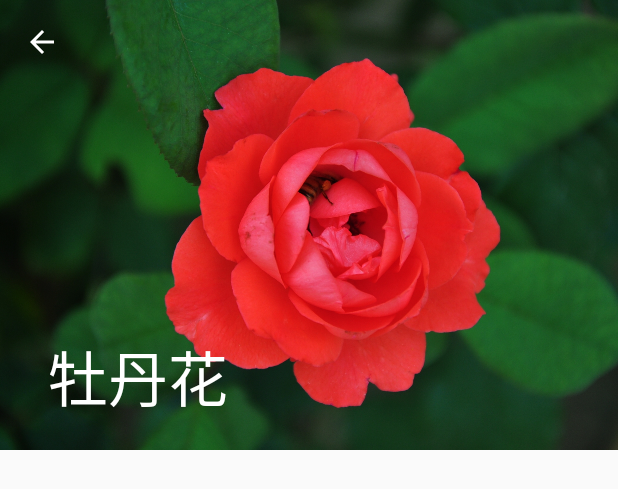
After one commit to whoami-I/CoordinatorLayoutExample, an Android app: the layout activity_collapsingtoolbarlayoutexample2.xml on its own in the app's theme, with its tools: preview values and no code run, on a phone screen of 412 x 824 dp. The commit adds this screen. Shown: the top 489 px of the screen. Run offline under Robolectric (Android 15) with nearby library versions, the phone set to English and light mode, and no system bars.

Commit message:
add collapsingtoolbarlayout example

```diff
--- a/app/src/main/AndroidManifest.xml
+++ b/app/src/main/AndroidManifest.xml
@@ -19,6 +19,10 @@
         <activity android:name=".behavior.MainActivity"/>
         <activity android:name=".appbarlayoutexample.MainActivity" android:theme="@style/ActivityTheme"/>
         <activity android:name=".collapsingtoolbarlayoutexample.MainActivity" android:theme="@style/ActivityTheme"/>
+        <activity android:name=".collapsingtoolbarlayoutzoom.MainActivity" android:theme="@style/ActivityTheme"/>
+        <activity android:name=".collapsingtoolbarlayoutexample1.MainActivity" android:theme="@style/ActivityTheme"/>
+        <activity android:name=".collapsingtoolbarlayoutexample2.MainActivity" android:theme="@style/ActivityTheme"/>
+
 
     </application>
 
--- a/app/src/main/java/com/mike/coordinatorlayoutexample/main/MainActivity.java
+++ b/app/src/main/java/com/mike/coordinatorlayoutexample/main/MainActivity.java
@@ -39,5 +39,11 @@ public class MainActivity extends BaseActivity {
                 com.mike.coordinatorlayoutexample.appbarlayoutexample.MainActivity.class, ColorGenerator.getInstance().getColor()));
         mDataList.add(new ItemDataBean("CollapsingToolBarLayoutExample",
                 com.mike.coordinatorlayoutexample.collapsingtoolbarlayoutexample.MainActivity.class, ColorGenerator.getInstance().getColor()));
+        mDataList.add(new ItemDataBean("CollapsingToolBarLayoutZoom",
+                com.mike.coordinatorlayoutexample.collapsingtoolbarlayoutzoom.MainActivity.class, ColorGenerator.getInstance().getColor()));
+        mDataList.add(new ItemDataBean("CollapsingToolBarLayoutExample1",
+                com.mike.coordinatorlayoutexample.collapsingtoolbarlayoutexample1.MainActivity.class, ColorGenerator.getInstance().getColor()));
+        mDataList.add(new ItemDataBean("CollapsingToolBarLayoutExample2",
+                com.mike.coordinatorlayoutexample.collapsingtoolbarlayoutexample2.MainActivity.class, ColorGenerator.getInstance().getColor()));
     }
 }
--- /dev/null
+++ b/app/src/main/res/layout/activity_collapsingtoolbarlayoutexample2.xml
@@ -0,0 +1,54 @@
+<?xml version="1.0" encoding="utf-8"?>
+<androidx.coordinatorlayout.widget.CoordinatorLayout xmlns:android="http://schemas.android.com/apk/res/android"
+    xmlns:app="http://schemas.android.com/apk/res-auto"
+    android:id="@+id/coordinator"
+    android:layout_width="match_parent"
+    android:layout_height="match_parent">
+
+    <androidx.recyclerview.widget.RecyclerView
+        android:id="@+id/recyclerview"
+        android:layout_width="match_parent"
+        android:layout_height="match_parent"
+        app:layout_behavior="@string/appbar_scrolling_view_behavior" />
+
+
+    <com.google.android.material.appbar.AppBarLayout
+        android:id="@+id/appbar_layout"
+        android:layout_width="match_parent"
+        android:layout_height="wrap_content">
+
+        <com.google.android.material.appbar.CollapsingToolbarLayout
+            android:id="@+id/collapsingToolbarLayout"
+            android:layout_width="match_parent"
+            android:layout_height="wrap_content"
+            app:contentScrim="@color/colorPrimary"
+            app:title="牡丹花"
+            app:scrimAnimationDuration="50"
+            app:collapsedTitleTextAppearance="@style/ToolbarTitleStyle"
+            app:expandedTitleTextAppearance="@style/BigToolbarTitleStyle"
+            app:layout_scrollFlags="scroll|exitUntilCollapsed">
+
+            <ImageView
+                android:layout_width="match_parent"
+                android:layout_height="300dp"
+                android:scaleType="centerCrop"
+                android:src="@drawable/pic3"
+                app:layout_collapseMode="parallax"
+                app:layout_collapseParallaxMultiplier="0" />
+
+            <androidx.appcompat.widget.Toolbar
+                android:id="@+id/toolbar"
+                android:layout_width="match_parent"
+                android:layout_height="?attr/actionBarSize"
+                android:background="#00000000"
+                app:contentInsetStart="0dp"
+                app:contentInsetStartWithNavigation="0dp"
+                app:layout_collapseMode="pin"
+                app:navigationIcon="@drawable/ic_arrow_back"
+                app:titleTextAppearance="@style/ToolbarTitleStyle"></androidx.appcompat.widget.Toolbar>
+
+        </com.google.android.material.appbar.CollapsingToolbarLayout>
+
+
+    </com.google.android.material.appbar.AppBarLayout>
+</androidx.coordinatorlayout.widget.CoordinatorLayout>
```
Also changed, not shown: app/src/main/java/com/mike/coordinatorlayoutexample/collapsingtoolbarlayoutexample1/MainActivity.java (added, +99 -0 lines), app/src/main/java/com/mike/coordinatorlayoutexample/collapsingtoolbarlayoutexample2/MainActivity.java (added, +99 -0 lines), app/src/main/java/com/mike/coordinatorlayoutexample/collapsingtoolbarlayoutzoom/MainActivity.java (added, +99 -0 lines), app/src/main/res/layout/activity_collapsingtoolbarlayoutexample1.xml (added, +54 -0 lines), app/src/main/res/layout/activity_collapsingtoolbarlayoutzoom.xml (added, +54 -0 lines), app/src/main/res/drawable/pic2.jpg (added), app/src/main/res/drawable/pic3.jpg (added).
